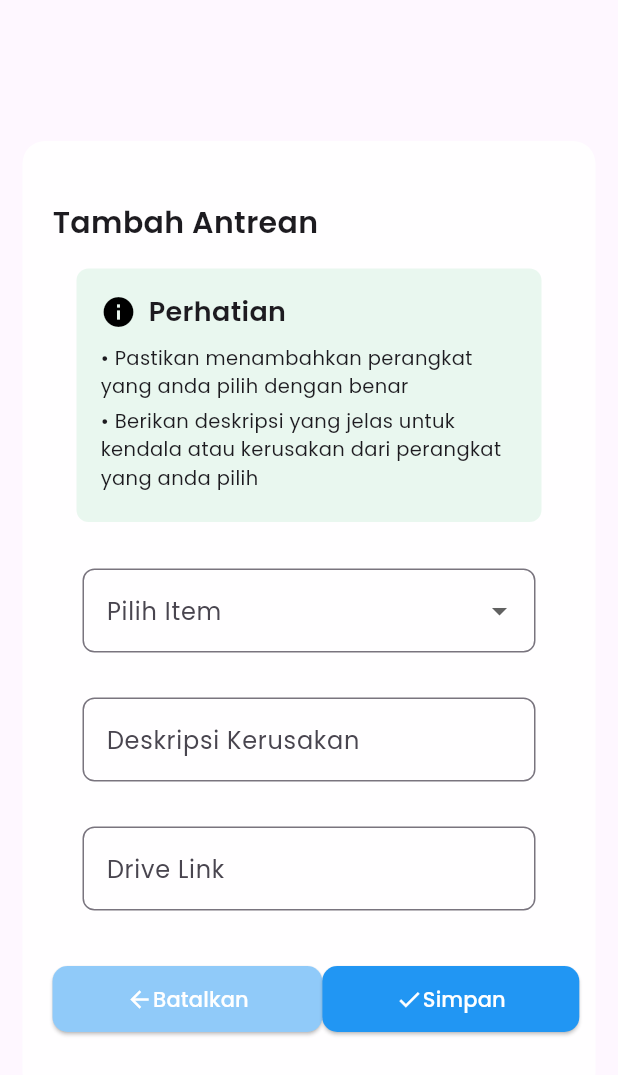
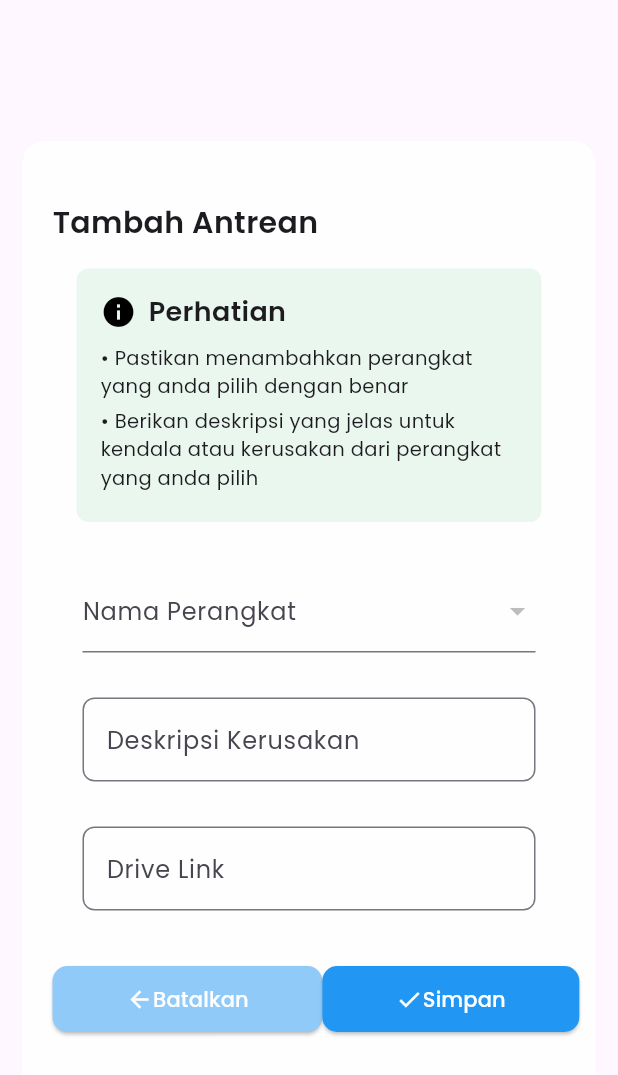
Before and after one commit to hawk-xc/Flutter_e_antrean, a Flutter app: the TicketForm widget shown alone on an empty page, opened directly with empty values, on a phone screen of 412 x 824 dp. Shown: the top 1075 px of the screen. Run offline on Flutter 3.47's test engine with Material 3 defaults, Android fonts, the phone set to English and light mode, and no system bars; our stand-ins replace dio, shared_preferences, timelines; accounts and stored records are empty; network calls fail.

Commit message:
menambahkan update ticket_form

```diff
--- a/lib/main.dart
+++ b/lib/main.dart
@@ -1,4 +1,5 @@
 import 'package:flutter/material.dart';
+import 'package:flutter_e_service_app/ui/device_view.dart';
 import 'package:flutter_e_service_app/ui/main_dashboard.dart';
 import 'package:flutter_e_service_app/ui/profile_view.dart';
 import 'package:flutter_e_service_app/ui/splash_screen_view.dart';
@@ -34,7 +35,7 @@ class MainPageState extends State<MainPage> {
     // DashboardView(),
     // DashboardData(),
     MainDashboard(),
-    Icon(Icons.laptop),
+    DeviceView(),
     TicketView(),
     ProfileView(),
   ];
--- a/lib/ui/ticket_partial/ticketForm.dart
+++ b/lib/ui/ticket_partial/ticketForm.dart
@@ -2,6 +2,7 @@ import 'package:flutter/material.dart';
 
 class TicketForm extends StatefulWidget {
   final GlobalKey<FormState> formKey;
+  final List<String> deviceNames;
   final TextEditingController nameController;
   final TextEditingController descriptionController;
   final TextEditingController driveLinkController;
@@ -13,6 +14,7 @@ class TicketForm extends StatefulWidget {
 
   TicketForm({
     required this.formKey,
+    required this.deviceNames,
     required this.nameController,
     required this.descriptionController,
     required this.driveLinkController,
@@ -29,8 +31,15 @@ class TicketForm extends StatefulWidget {
 }
 
 class _TicketFormState extends State<TicketForm> {
-  String? _selectedItem;
-  final List<String> _items = ['Item 1', 'Item 2', 'Item 3'];
+  String? _selectedItem; // Buat variabel _selectedItem
+
+  @override
+  void initState() {
+    super.initState();
+    _selectedItem = widget.nameController
+        .text; // Inisialisasi _selectedItem dengan nilai controller saat initState
+    // print(_selectedItem);
+  }
 
   @override
   Widget build(BuildContext context) {
@@ -101,53 +110,30 @@ class _TicketFormState extends State<TicketForm> {
                       ),
                     ),
                   ),
-                  // Container(
-                  //   margin: const EdgeInsets.symmetric(
-                  //       horizontal: 20, vertical: 15),
-                  //   child: TextFormField(
-                  //     controller: widget.nameController,
-                  //     validator: (value) {
-                  //       if (value == null || value.isEmpty) {
-                  //         return 'Nama perangkat wajib diisi!';
-                  //       }
-                  //       return null;
-                  //     },
-                  //     decoration: InputDecoration(
-                  //       labelText: 'Nama Perangkat',
-                  //       border: OutlineInputBorder(
-                  //         borderRadius: BorderRadius.circular(8),
-                  //       ),
-                  //     ),
-                  //   ),
-                  // ),
                   Container(
                     margin: const EdgeInsets.symmetric(
                         horizontal: 20, vertical: 15),
                     child: DropdownButtonFormField<String>(
                       value: _selectedItem,
-                      decoration: InputDecoration(
-                        labelText: 'Pilih Item',
-                        border: OutlineInputBorder(
-                          borderRadius: BorderRadius.circular(8),
-                        ),
-                      ),
-                      items: _items.map((String value) {
-                        return DropdownMenuItem<String>(
-                          value: value,
-                          child: Text(value),
-                        );
-                      }).toList(),
                       onChanged: (newValue) {
                         setState(() {
                           _selectedItem = newValue;
+                          widget.nameController.text =
+                              newValue ?? ''; // Perbarui nilai nameController
                         });
                       },
-                      validator: (value) {
-                        if (value == null || value.isEmpty) {
-                          return 'Please select an item';
-                        }
-                        return null;
-                      },
+                      items: widget.deviceNames.map((String deviceName) {
+                        print('deviceNames: $deviceName');
+                        return DropdownMenuItem<String>(
+                          value: deviceName,
+                          child: Text(deviceName),
+                        );
+                      }).toList(),
+                      decoration: const InputDecoration(
+                        labelText: 'Nama Perangkat',
+                      ),
+                      validator: (value) =>
+                          value == null ? 'Please select a device' : null,
                     ),
                   ),
                   Container(
```
Also changed, not shown: lib/controller/ticket_controller.dart (+34 -0 lines), lib/ui/main_dashboard.dart (+41 -39 lines), lib/ui/ticket_view.dart (+22 -0 lines).
